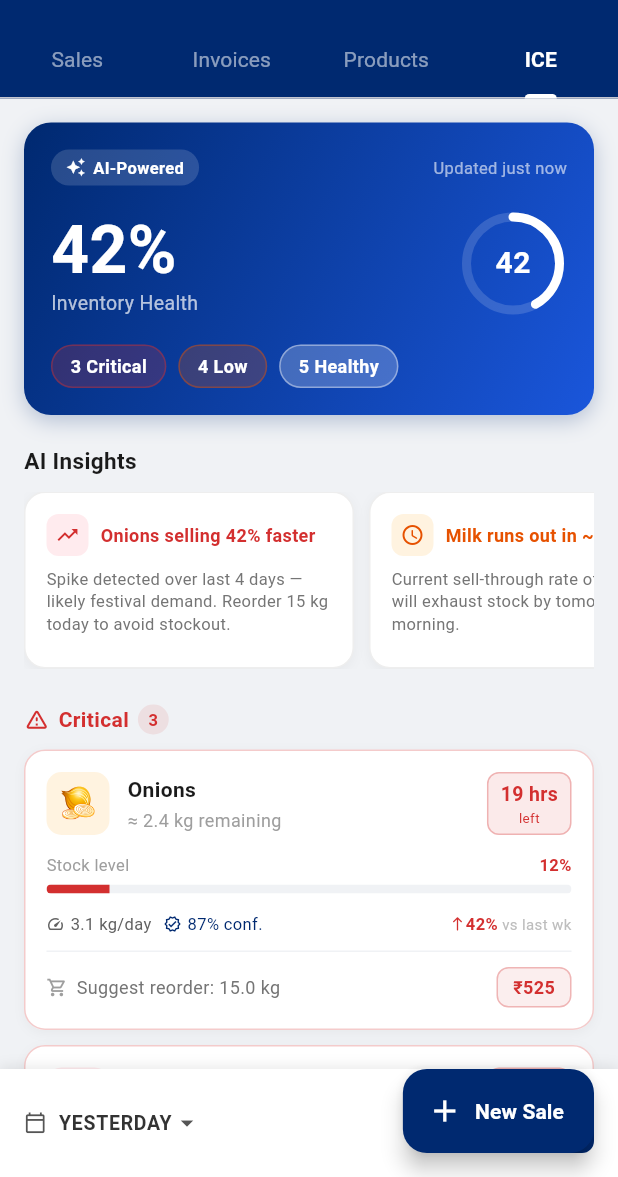
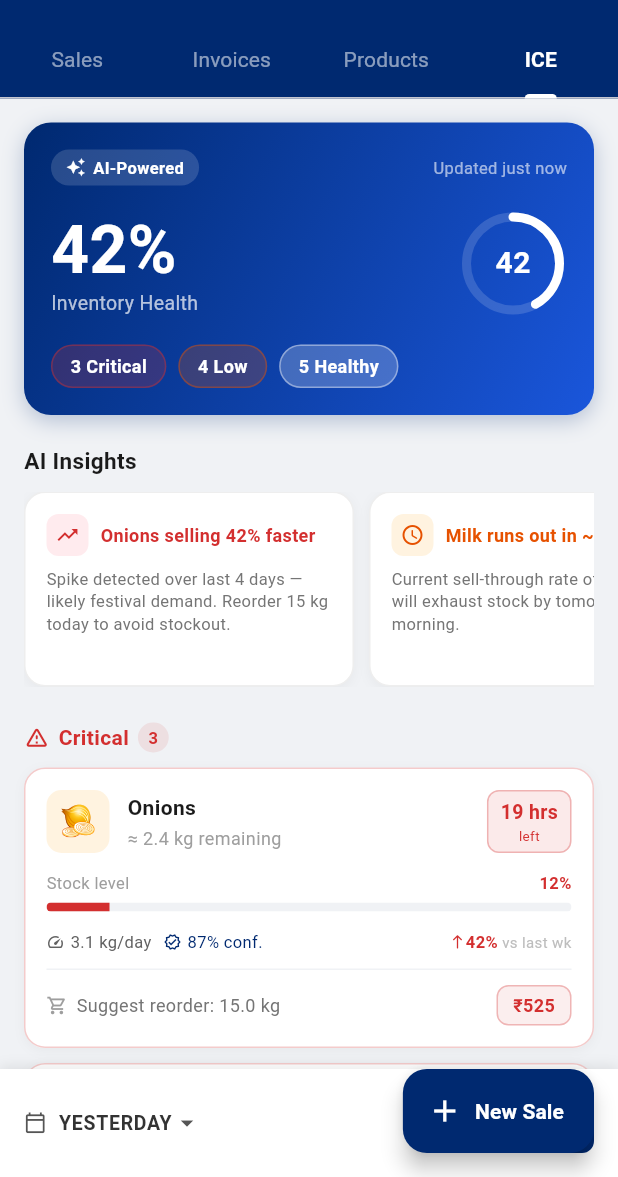
Before and after one commit to quriousprof/paytm-hack, a Flutter app: the screen it shows after launch, tab 4 chosen, on a phone screen of 412 x 824 dp, the part 59-1236 px from its top. Run offline on Flutter 3.47's test engine with Material 3 defaults, Android fonts, the phone set to English and light mode, and no system bars; our stand-ins replace permission_handler, qr_flutter; missing offline and left inert: record.

Commit message:
fix: increase AI insights card height to prevent overflow

```diff
--- a/pos_frontend/lib/screens/ice_screen.dart
+++ b/pos_frontend/lib/screens/ice_screen.dart
@@ -349,7 +349,7 @@ class IceScreen extends StatelessWidget {
               style: TextStyle(fontSize: 15, fontWeight: FontWeight.bold, color: Color(0xFF1A1A1A))),
         ),
         SizedBox(
-          height: 118,
+          height: 130,
           child: ListView.separated(
             scrollDirection: Axis.horizontal,
             itemCount: _kInsights.length,
```
